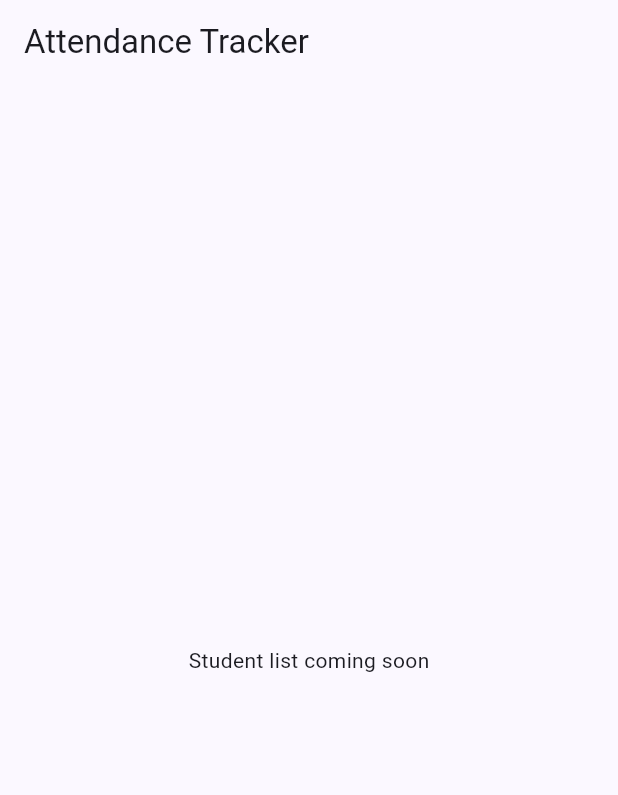
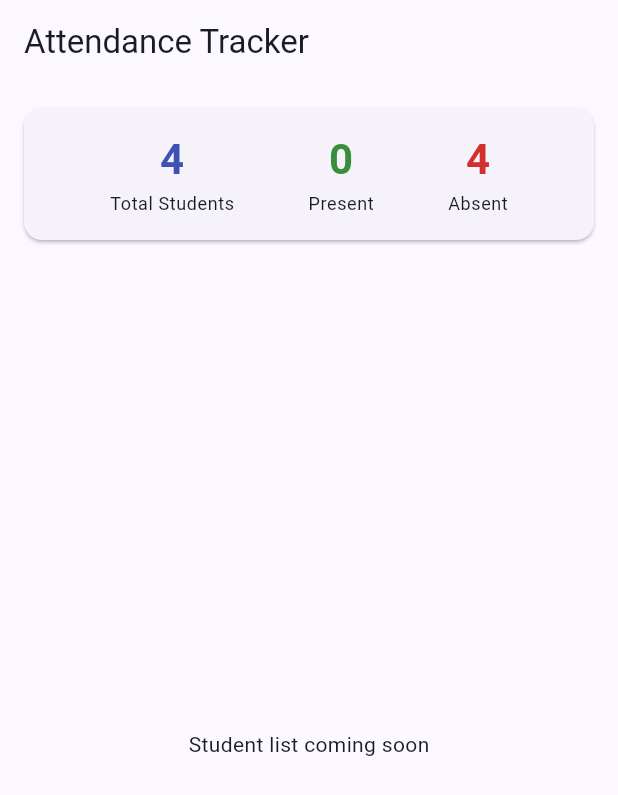
Before and after one commit to raju-bd/student_attendance_tracker, a Flutter app: the screen it shows after launch, on a phone screen of 412 x 824 dp. Shown: the top 795 px of the screen. Run offline on Flutter 3.47's test engine with Material 3 defaults, Android fonts, the phone set to English and light mode, and no system bars.

Commit message:
feat: add statistics card driven by provider data

```diff
--- a/lib/screens/attendance_screen.dart
+++ b/lib/screens/attendance_screen.dart
@@ -1,7 +1,8 @@
 import 'package:flutter/material.dart';
 
+import '../widgets/stats_card.dart';
+
 /// The one and only screen of the app.
-/// For now it's just a shell; the pieces get added in the next commits.
 class AttendanceScreen extends StatelessWidget {
   const AttendanceScreen({super.key});
 
@@ -9,7 +10,12 @@ class AttendanceScreen extends StatelessWidget {
   Widget build(BuildContext context) {
     return Scaffold(
       appBar: AppBar(title: const Text('Attendance Tracker')),
-      body: const Center(child: Text('Student list coming soon')),
+      body: const Column(
+        children: [
+          StatsCard(),
+          Expanded(child: Center(child: Text('Student list coming soon'))),
+        ],
+      ),
     );
   }
 }
--- /dev/null
+++ b/lib/widgets/stats_card.dart
@@ -0,0 +1,82 @@
+import 'package:flutter/material.dart';
+import 'package:provider/provider.dart';
+
+import '../providers/attendance_provider.dart';
+
+/// Shows Total / Present / Absent at the top of the screen.
+///
+/// Nothing is stored here. Every number is read straight from the provider,
+/// so the card refreshes by itself whenever the provider notifies.
+class StatsCard extends StatelessWidget {
+  const StatsCard({super.key});
+
+  @override
+  Widget build(BuildContext context) {
+    // context.watch rebuilds this widget whenever the provider changes.
+    final provider = context.watch<AttendanceProvider>();
+
+    return Card(
+      margin: const EdgeInsets.fromLTRB(16, 16, 16, 8),
+      child: Padding(
+        padding: const EdgeInsets.symmetric(vertical: 16, horizontal: 8),
+        child: Row(
+          mainAxisAlignment: MainAxisAlignment.spaceEvenly,
+          children: [
+            _StatItem(
+              valueKey: const Key('stat_total'),
+              label: 'Total Students',
+              value: provider.totalCount,
+              color: Colors.indigo,
+            ),
+            _StatItem(
+              valueKey: const Key('stat_present'),
+              label: 'Present',
+              value: provider.presentCount,
+              color: Colors.green.shade700,
+            ),
+            _StatItem(
+              valueKey: const Key('stat_absent'),
+              label: 'Absent',
+              value: provider.absentCount,
+              color: Colors.red.shade700,
+            ),
+          ],
+        ),
+      ),
+    );
+  }
+}
+
+/// One column of the stats row: a big number with a small label under it.
+class _StatItem extends StatelessWidget {
+  final Key valueKey;
+  final String label;
+  final int value;
+  final Color color;
+
+  const _StatItem({
+    required this.valueKey,
+    required this.label,
+    required this.value,
+    required this.color,
+  });
+
+  @override
+  Widget build(BuildContext context) {
+    return Column(
+      mainAxisSize: MainAxisSize.min,
+      children: [
+        Text(
+          '$value',
+          key: valueKey,
+          style: Theme.of(context).textTheme.headlineMedium?.copyWith(
+                color: color,
+                fontWeight: FontWeight.bold,
+              ),
+        ),
+        const SizedBox(height: 4),
+        Text(label, style: Theme.of(context).textTheme.bodySmall),
+      ],
+    );
+  }
+}
```
